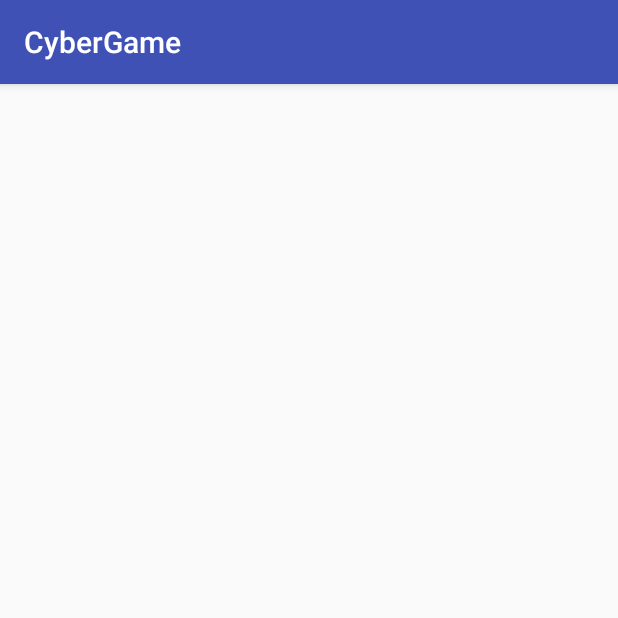
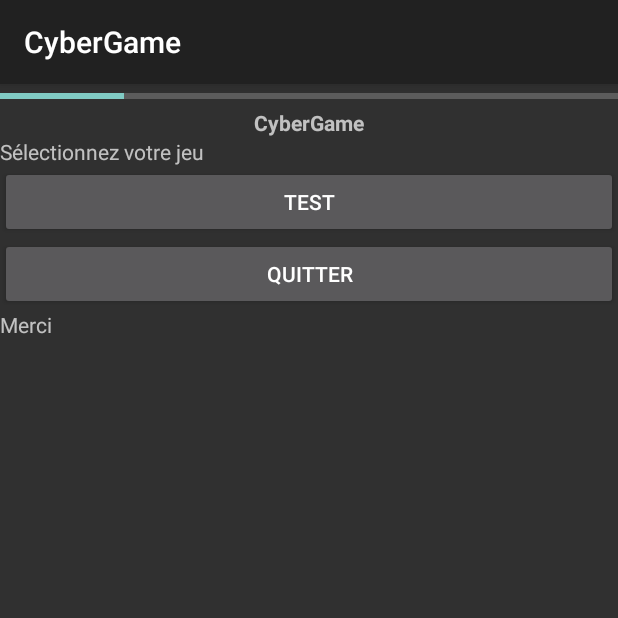
Before and after one commit to Aglesia/Cybergame, an Android app: the screen it shows after launch (MainActivity), on a phone screen of 412 x 824 dp, the top half of it. Run offline under Robolectric (Android 15) with nearby library versions, the phone set to English and light mode, and no system bars.

Commit message:
Version 0.1
Tout fonctionne, mais :
- Aucune animation
- Aucun vrai challenge
- Déplacement des jeux du package "Jeu" au package "com.lps2ima.dfr.cybergame.Jeux"
- Les challenges ne contiennent que des choix par bouton.

```diff
--- a/app/build.gradle
+++ b/app/build.gradle
@@ -5,7 +5,7 @@ android {
     defaultConfig {
         applicationId "com.lps2ima.dfr.cybergame"
         minSdkVersion 19
-        targetSdkVersion 26
+        targetSdkVersion 27
         versionCode 1
         versionName "1.0"
         testInstrumentationRunner "android.support.test.runner.AndroidJUnitRunner"
--- a/app/src/main/java/com/lps2ima/dfr/cybergame/Jeu.java
+++ b/app/src/main/java/com/lps2ima/dfr/cybergame/Jeu.java
@@ -5,7 +5,7 @@ package com.lps2ima.dfr.cybergame;
  */
 
 /**
- * Classe "Jeu", abstraite.
+ * Classe "com.lps2ima.dfr.cybergame.Jeu", abstraite.
  * Un jeu est un ensemble de plusieurs questions (Slides) à la suite, pas forcément dans un ordre fixe.
  * A chaque réponse donnée, le jeu passe à une nouvelle question (nouvelle Slide) ou termine la partie.
  * La nouvelle Slide à afficher peut dépendre de la réponse donnée lors de la Slide précédente.
@@ -52,4 +52,10 @@ public abstract class Jeu {
             ret = this.slides[no_slide-1];
         return ret;
     }
+
+    /**
+     * Indique le nom du jeu
+     * @return Nom du jeu
+     */
+    public abstract String getNom();
 }
--- a/app/src/main/java/com/lps2ima/dfr/cybergame/MainActivity.java
+++ b/app/src/main/java/com/lps2ima/dfr/cybergame/MainActivity.java
@@ -1,30 +1,49 @@
 package com.lps2ima.dfr.cybergame;
 
-import android.support.v7.app.AppCompatActivity;
+import android.app.Activity;
+import android.os.Build;
 import android.os.Bundle;
+import android.util.Log;
 import android.view.View;
 import android.widget.Button;
+import android.widget.LinearLayout;
+import android.widget.TextView;
+import com.lps2ima.dfr.cybergame.Jeux.*;
 
 /**
  * Classe principale, lance et coordonne l'application
  */
-public class MainActivity extends AppCompatActivity {
+public class MainActivity extends Activity {
     // Constantes
     public static final int ECRAN_TITRE = 0;
     public static final int ECRAN_SCORE = 1;
     public static final int ECRAN_JEU = 2; // DOIT ETRE LA DERNIERE VALEUR (LA PLUS GRANDE) DES CONSTANTES D'ECRAN
-    public static final String[] LISTE_JEUX = new String[]{"Premier", "Second", "Quitter"};
+
+    public static final Jeu[] LISTE_JEUX = new Jeu[]{new Test()}; // Ensemble de tous les jeux à charger
+    private static final String MESSAGE_REMERCIEMENT = "Merci";
 
     // Attributs
     private int ecran_actuel = ECRAN_TITRE; // Ecran titre
     private Jeu jeu = null;
-    private Slide slide_titre = new Slide("Sélectionnez votre jeu", 2, LISTE_JEUX, 0, 0);
+    private Slide slide_titre = null;
+    private Slide slide_score = new Slide("Pour le jeu \"Test\", vous avez obtenu 0 points.", 1, new String[]{"Revenir à l'accueil"}, 0, 0);
 
     // Etats de l'application
     @Override
     protected void onCreate(Bundle savedInstanceState) {
         super.onCreate(savedInstanceState);
-        setContentView(R.layout.accueil);
+        setContentView(R.layout.slide);
+
+        // On crée la liste des noms de jeu
+        String[] noms = new String[LISTE_JEUX.length+1];
+        for(int i=0; i<LISTE_JEUX.length; i++)
+            noms[i] = LISTE_JEUX[i].getNom();
+        noms[LISTE_JEUX.length] = "Quitter";
+
+        // On crée la slide d'écran titre
+        slide_titre = new Slide("Sélectionnez votre jeu", LISTE_JEUX.length+1, noms, 0, 0);
+
+        this.afficherEcranTitre();
     }
 
     // Méthodes de l'application
@@ -33,27 +52,38 @@ public class MainActivity extends AppCompatActivity {
      * @param view bouton appuyé
      */
     public void appuieBouton(View view) {
+        int no_bouton = this.numeroBouton(view);
+        Log.d("appuieBouton()", "Appuie sur le bouton "+no_bouton);
         // Si c'est un écran de question, on appelle la méthode de sélection de la réponse
         if(this.ecran_actuel >= ECRAN_JEU && this.jeu != null) {
             // On traite la réponse donnée par l'utilisateur
-            int slide_suivante = jeu.selectionReponse(this.ecran_actuel-ECRAN_JEU+1, this.numeroBouton(view));
+            int slide_suivante = this.jeu.selectionReponse(this.ecran_actuel-ECRAN_JEU, no_bouton);
+            Log.d("appuieBouton()", "Nouvelle Slide : "+slide_suivante);
 
-            // Si la partie est finie, on passe à l'écran des scores
-            if(slide_suivante <= 0){
-
-            }
-            // Sinon, on passe à la slide suivante
-            else{
-
-            }
+            // On affiche la slide suivante
+            afficherSlide(this.jeu.getSlide(slide_suivante));
+            if(this.ecran_actuel >= ECRAN_JEU)
+                this.ecran_actuel = slide_suivante+ECRAN_JEU;
         }
         // Si c'est la fin d'un jeu
         else if(this.ecran_actuel == ECRAN_SCORE){
+            Log.d("appuieBouton()", "Fin du jeu \""+this.jeu.getNom()+"\"");
             // On revient à l'écran titre
+            this.jeu = null;
+            this.afficherEcranTitre();
+        }
+        // SI on demande à quitter
+        else if(no_bouton>LISTE_JEUX.length || no_bouton<=0) {
+            Log.d("appuieBouton()", "Fin du game !");
+            if (Build.VERSION.SDK_INT >= Build.VERSION_CODES.LOLLIPOP)
+                finishAndRemoveTask (); // Tue l'appli
+            else
+                finish(); // Ne le tue pas totalement
         }
         // Sinon on regarde quel jeu doit être lancé
         else{
-
+            this.ecran_actuel = ECRAN_JEU+no_bouton;
+            this.chargerJeu(this.LISTE_JEUX[no_bouton-1]);
         }
     }
 
@@ -62,15 +92,44 @@ public class MainActivity extends AppCompatActivity {
      * @param s Slide à afficher
      */
     private void afficherSlide(Slide s){
+        // Si la partie est finie, on passe à l'écran des scores
+        if(s.getNbBoutons() <= 0){
+            Log.d("afficherSlide()", "Affichage de la Slide des scores");
+            this.ecran_actuel = ECRAN_SCORE;
+            afficherScore(this.jeu);
+        }
+        // Sinon, on affiche la vue Slide et on la remplie
+        else{
+            Log.d("afficherSlide()", "Affichage de la nouvelle Slide");
+            // On vide la slide
+            LinearLayout layout_secondaire = this.findViewById(R.id.layout_secondaire);
+            layout_secondaire.removeAllViews();
 
+            // On modifie le texte
+            TextView titre = this.findViewById(R.id.titre);
+            TextView texte = this.findViewById(R.id.texte);
+            if(this.jeu != null)
+                titre.setText(this.jeu.getNom());
+            else
+                titre.setText(R.string.app_name);
+            texte.setText(s.getTexteSlide());
+
+            // On ajoute les boutons
+            for(int i=1; i<=s.getNbBoutons(); i++)
+                layout_secondaire.addView(this.creerBouton(s.getTexteBouton(i), i));
+        }
     }
 
     /**
      * Charge l'écran d'affichage du score, avec le nom du jeu, le nombre de points max et le nombre de points récoltés
-     * @param j Jeu terminé
+     * @param j com.lps2ima.dfr.cybergame.Jeu terminé
      */
     private void afficherScore(Jeu j){
-
+        Log.d("afficherScore()", "Affichage du score");
+        this.ecran_actuel = ECRAN_SCORE;
+        this.afficherSlide(this.slide_score);
+        TextView texte = this.findViewById(R.id.texte);
+        texte.setText("Pour le jeu \""+j.getNom()+"\", vous avez obtenu "+j.getScore()+" points.");
     }
 
     /**
@@ -78,7 +137,16 @@ public class MainActivity extends AppCompatActivity {
      * (Liste des personnes ayant participés à la création de l'appli, mais aussi des questions/Slides)
      */
     private void afficherEcranTitre(){
+        Log.d("afficherEcranTitre()", "Affichage de l'écran d'accueil");
+        this.afficherSlide(this.slide_titre);
+        this.ecran_actuel = ECRAN_TITRE;
+        this.jeu = null;
 
+        // On ajoute les remerciements en bas de la page
+        LinearLayout layout = this.findViewById(R.id.layout_secondaire);
+        TextView texte = new TextView(this);
+        texte.setText(MESSAGE_REMERCIEMENT);
+        layout.addView(texte);
     }
 
     /**
@@ -86,7 +154,26 @@ public class MainActivity extends AppCompatActivity {
      * @param jeu Jeu à initialiser et lancer
      */
     private void chargerJeu(Jeu jeu){
-
+        Log.d("chargerJeu()", "Chargement du jeu \""+jeu.getNom()+"\"");
+        // S'il y a un jeu à lancer, on le lance
+        if(jeu != null){
+            this.jeu = jeu;
+            int s = jeu.initialiser();
+            Log.d("chargerJeu()", "Slide à afficher : "+s);
+            // On charge la slide s'il y en a une
+            if(s > 0)
+                this.afficherSlide(jeu.getSlide(s));
+            // Sinon on retourne à l'écran titre
+            else {
+                this.afficherEcranTitre();
+                this.ecran_actuel = ECRAN_TITRE;
+            }
+        }
+        // Sinon, le jeu n'existe pas, on retourne à l'écran titre
+        else{
+            this.afficherEcranTitre();
+            this.ecran_actuel = ECRAN_TITRE;
+        }
     }
 
     /**
@@ -96,12 +183,17 @@ public class MainActivity extends AppCompatActivity {
      * @return Le bouton fraichement créé
      */
     private Button creerBouton(String texte, int numero){
-        Button bt = new Button(this);
+        // On crée le bouton avec son nom
+        final Button bt = new Button(this);
         bt.setText(texte);
         bt.setContentDescription(String.valueOf(numero));
 
         // On ajoute le listener
-
+        bt.setOnClickListener(new View.OnClickListener() {
+            public void onClick(View v) {
+                MainActivity.this.appuieBouton(bt);
+            }
+        });
 
         return bt;
     }
@@ -112,9 +204,11 @@ public class MainActivity extends AppCompatActivity {
      * @return Numéro du bouton, ou 0 s'il n'en a pas
      */
     private int numeroBouton(View v){
-        String name = ((Button)v).getContentDescription().toString();
+        String desc = ((Button)v).getContentDescription().toString();
         int ret = 0;
         // On récupère le numéro du bouton via sa description
+        if(android.text.TextUtils.isDigitsOnly(desc))
+            ret = Integer.parseInt(desc);
 
         return ret;
     }
--- a/app/src/main/res/layout/accueil.xml
+++ /dev/null
@@ -1,9 +0,0 @@
-<?xml version="1.0" encoding="utf-8"?>
-<android.support.constraint.ConstraintLayout xmlns:android="http://schemas.android.com/apk/res/android"
-    xmlns:app="http://schemas.android.com/apk/res-auto"
-    xmlns:tools="http://schemas.android.com/tools"
-    android:layout_width="match_parent"
-    android:layout_height="match_parent"
-    tools:context="com.lps2ima.dfr.cybergame.MainActivity">
-
-</android.support.constraint.ConstraintLayout>
--- a/app/src/main/res/layout/score.xml
+++ /dev/null
@@ -1,6 +0,0 @@
-<?xml version="1.0" encoding="utf-8"?>
-<android.support.constraint.ConstraintLayout
-    xmlns:android="http://schemas.android.com/apk/res/android" android:layout_width="match_parent"
-    android:layout_height="match_parent">
-
-</android.support.constraint.ConstraintLayout>
--- a/app/src/main/res/layout/slide.xml
+++ b/app/src/main/res/layout/slide.xml
@@ -3,4 +3,44 @@
     xmlns:android="http://schemas.android.com/apk/res/android" android:layout_width="match_parent"
     android:layout_height="match_parent">
 
+    <ScrollView
+        android:layout_width="match_parent"
+        android:layout_height="match_parent">
+
+        <LinearLayout
+            android:id="@+id/layout_principal"
+            android:layout_width="match_parent"
+            android:layout_height="wrap_content"
+            android:orientation="vertical">
+
+            <ProgressBar
+                android:id="@+id/barre_progression"
+                style="?android:attr/progressBarStyleHorizontal"
+                android:layout_width="match_parent"
+                android:layout_height="wrap_content"
+                android:max="100"
+                android:progress="20" />
+
+            <TextView
+                android:id="@+id/titre"
+                android:layout_width="match_parent"
+                android:layout_height="wrap_content"
+                android:textAlignment="center"
+                android:textStyle="bold" />
+
+            <TextView
+                android:id="@+id/texte"
+                android:layout_width="match_parent"
+                android:layout_height="wrap_content" />
+
+            <LinearLayout
+                android:id="@+id/layout_secondaire"
+                android:layout_width="match_parent"
+                android:layout_height="match_parent"
+                android:orientation="vertical">
+
+            </LinearLayout>
+
+        </LinearLayout>
+    </ScrollView>
 </android.support.constraint.ConstraintLayout>
--- /dev/null
+++ b/app/src/main/res/values-v21/styles.xml
@@ -0,0 +1,10 @@
+<?xml version="1.0" encoding="utf-8"?>
+<resources>
+
+    <style name="AppTheme" parent="android:Theme.Material">
+        <!-- Customize your theme here. -->
+        <item name="colorPrimary">@color/colorPrimary</item>
+        <item name="colorPrimaryDark">@color/colorPrimaryDark</item>
+        <item name="colorAccent">@color/colorAccent</item>
+    </style>
+</resources>
--- a/app/src/main/res/values/styles.xml
+++ b/app/src/main/res/values/styles.xml
@@ -1,7 +1,7 @@
 <resources>
 
     <!-- Base application theme. -->
-    <style name="AppTheme" parent="Theme.AppCompat.Light.DarkActionBar">
+    <style name="AppTheme" parent="android:Theme.Black">
         <!-- Customize your theme here. -->
         <item name="colorPrimary">@color/colorPrimary</item>
         <item name="colorPrimaryDark">@color/colorPrimaryDark</item>
```
Also changed, not shown: app/src/main/java/com/lps2ima/dfr/cybergame/Jeux/Test.java (renamed from app/src/main/java/Jeu/Test.java, +14 -6 lines), app/src/main/java/com/lps2ima/dfr/cybergame/Slide.java (+0 -8 lines).
